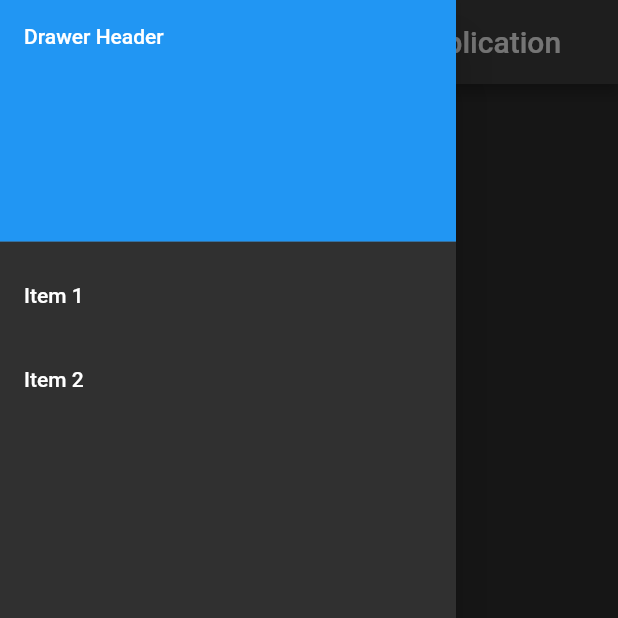
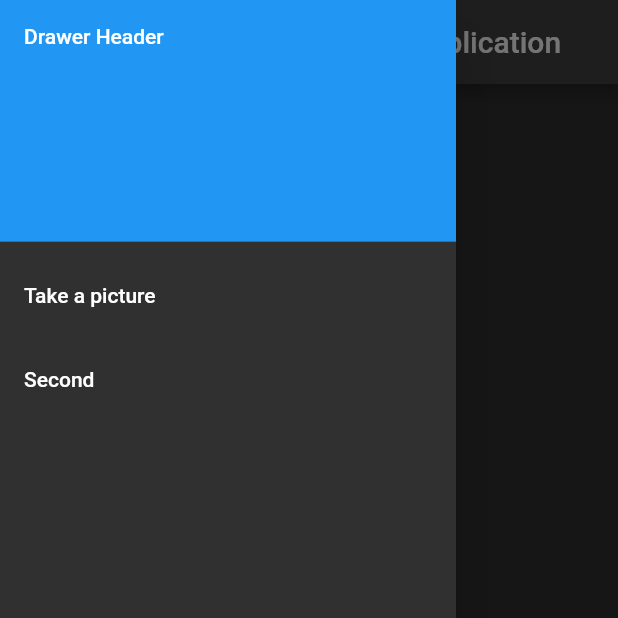
Before and after one commit to superpaulza/Score-reader-App, a Flutter app: the screen it shows after launch, with the side drawer open, on a phone screen of 412 x 824 dp, the top half of it. Run offline on Flutter 3.47's test engine with Material 2 defaults, Android fonts, the phone set to English and light mode, and no system bars; our stand-ins replace camera.

```diff
--- a/lib/pages/home.dart
+++ b/lib/pages/home.dart
@@ -32,21 +32,21 @@ class HomePage extends StatelessWidget {
               child: Text('Drawer Header'),
             ),
             ListTile(
-              title: const Text('Item 1'),
+              title: const Text('Take a picture'),
               onTap: () {
                 // Update the state of the app
                 // ...
                 // Then close the drawer
-                Navigator.pop(context);
+                Navigator.pushNamed(context, '/cam');
               },
             ),
             ListTile(
-              title: const Text('Item 2'),
+              title: const Text('Second'),
               onTap: () {
                 // Update the state of the app
                 // ...
                 // Then close the drawer
-                Navigator.pop(context);
+                Navigator.pushNamed(context, '/2');
               },
             ),
           ],
--- a/pubspec.yaml
+++ b/pubspec.yaml
@@ -37,6 +37,7 @@ dependencies:
   camera: ^0.9.3
   path_provider: ^2.0.3
   path: ^1.8.0
+  image_cropper: ^1.4.1
 
 dev_dependencies:
   flutter_test:
```
Also changed, not shown: pubspec.lock.
